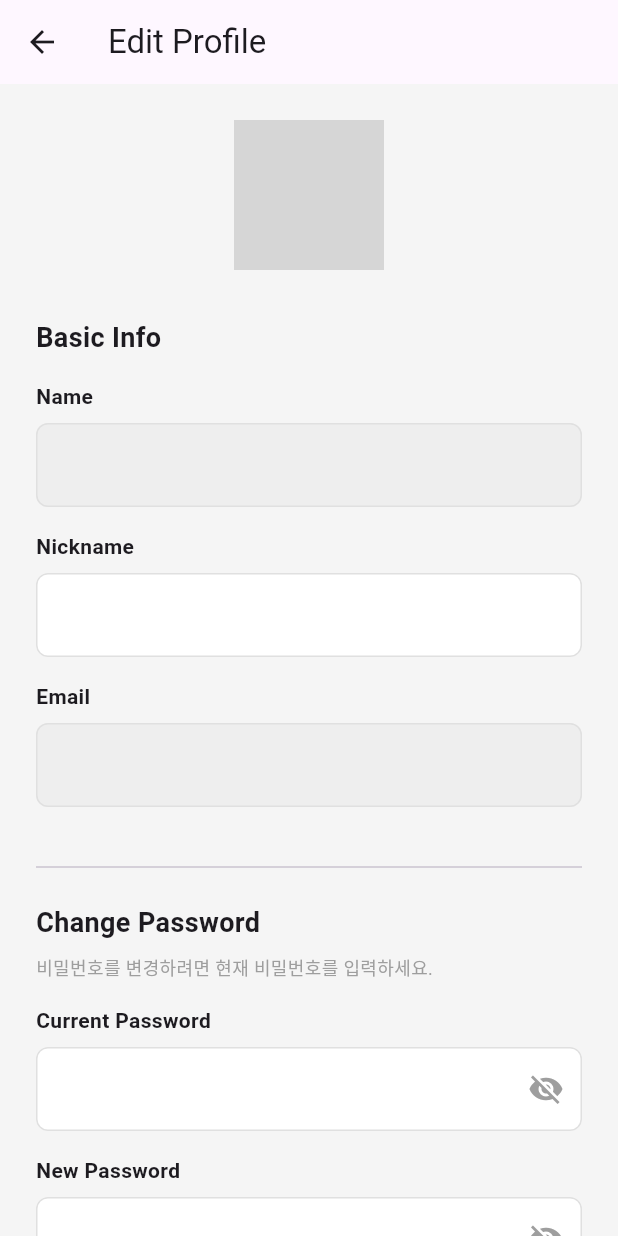
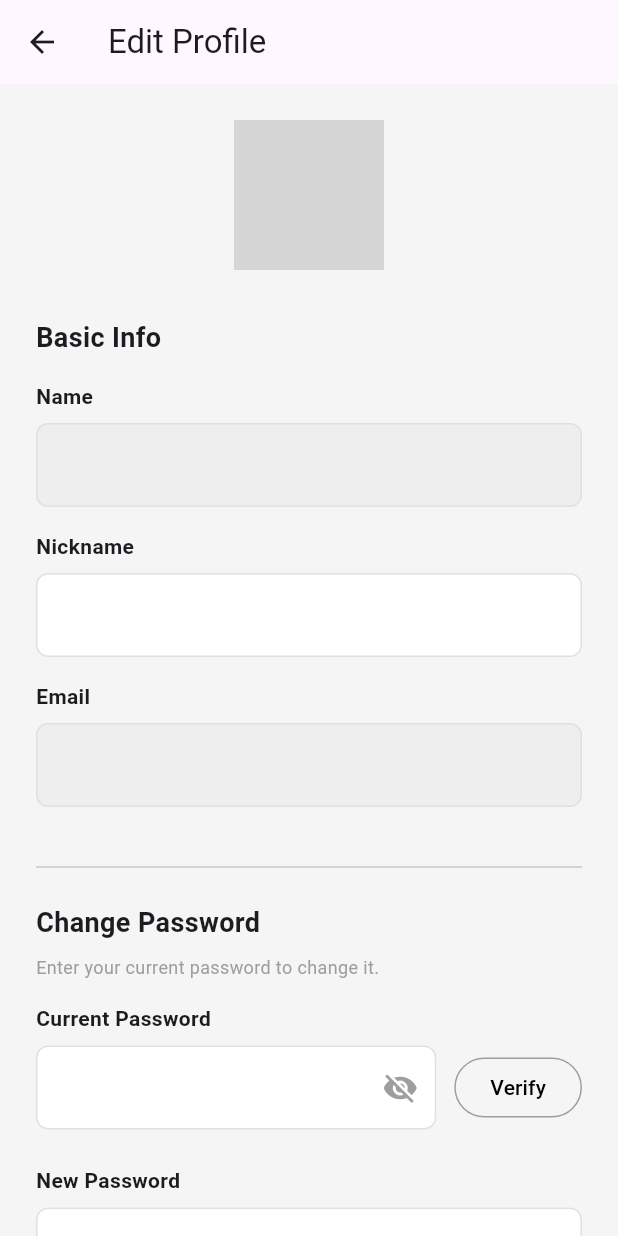
Before and after one commit to evaseo0078/ggumdream, a Flutter app: the AccountScreen screen opened directly, after a tap on "Edit profile", on a phone screen of 412 x 824 dp. Run offline on Flutter 3.47's test engine with Material 3 defaults, Android fonts, the phone set to English and light mode, and no system bars; our stand-ins replace cloud_firestore, cloud_functions, firebase_auth, firebase_core, fl_chart, flutter_dotenv and 7 more; accounts and stored records are empty; Roboto replaces fonts that are missing (GgumFont); grey boxes are pictures that could not be loaded.

Commit message:
password verify

```diff
--- a/lib/features/login/account_screen.dart
+++ b/lib/features/login/account_screen.dart
@@ -145,15 +145,18 @@ class AccountScreen extends ConsumerWidget {
                               profileIndex = data?['profileImageIndex'] ?? 1;
                             }
 
+                            debugPrint(
+                                'Loaded profileImageIndex: $profileIndex');
                             return CircleAvatar(
                               radius: 50,
                               backgroundColor: const Color(0xFFAABCC5),
-                              // 이미지가 있으면 이미지 표시, 없으면 아이콘
-                              backgroundImage: AssetImage(
-                                  'assets/images/profile$profileIndex.png'),
-                              onBackgroundImageError: (_, __) {
-                                // 이미지 로드 실패 시 처리 (옵션)
-                              },
+                              child: ClipOval(
+                                child: Image.asset(
+                                  'assets/images/profile$profileIndex.png',
+                                  key: ValueKey('profile_$profileIndex'),
+                                  fit: BoxFit.cover,
+                                ),
+                              ),
                             );
                           },
                         ),
@@ -407,7 +410,8 @@ class AccountScreen extends ConsumerWidget {
         Navigator.push(
           context,
           MaterialPageRoute(
-            builder: (context) => ShopDetailScreen(item: item, isPurchased: true),
+            builder: (context) =>
+                ShopDetailScreen(item: item, isPurchased: true),
           ),
         );
       },
@@ -429,7 +433,8 @@ class AccountScreen extends ConsumerWidget {
                 children: [
                   Text(
                     item.summary ?? item.content,
-                    style: const TextStyle(fontSize: 12, fontWeight: FontWeight.w500),
+                    style: const TextStyle(
+                        fontSize: 12, fontWeight: FontWeight.w500),
                     maxLines: 1,
                     overflow: TextOverflow.ellipsis,
                   ),
@@ -442,7 +447,10 @@ class AccountScreen extends ConsumerWidget {
             ),
             Text(
               "${item.price}c",
-              style: const TextStyle(fontSize: 12, fontWeight: FontWeight.bold, color: Colors.green),
+              style: const TextStyle(
+                  fontSize: 12,
+                  fontWeight: FontWeight.bold,
+                  color: Colors.green),
             ),
           ],
         ),
@@ -456,7 +464,8 @@ class AccountScreen extends ConsumerWidget {
         Navigator.push(
           context,
           MaterialPageRoute(
-            builder: (context) => ShopDetailScreen(item: item, isPurchased: false),
+            builder: (context) =>
+                ShopDetailScreen(item: item, isPurchased: false),
           ),
         );
       },
@@ -478,7 +487,8 @@ class AccountScreen extends ConsumerWidget {
                 children: [
                   Text(
                     item.summary ?? item.content,
-                    style: const TextStyle(fontSize: 12, fontWeight: FontWeight.w500),
+                    style: const TextStyle(
+                        fontSize: 12, fontWeight: FontWeight.w500),
                     maxLines: 1,
                     overflow: TextOverflow.ellipsis,
                   ),
@@ -495,7 +505,10 @@ class AccountScreen extends ConsumerWidget {
             ),
             Text(
               "${item.price}c",
-              style: const TextStyle(fontSize: 12, fontWeight: FontWeight.bold, color: Colors.orange),
+              style: const TextStyle(
+                  fontSize: 12,
+                  fontWeight: FontWeight.bold,
+                  color: Colors.orange),
             ),
           ],
         ),
--- a/lib/features/login/edit_profile_screen.dart
+++ b/lib/features/login/edit_profile_screen.dart
@@ -30,6 +30,9 @@ class _EditProfileScreenState extends ConsumerState<EditProfileScreen> {
 
   bool _isLoading = false;
   int _currentImageIndex = 1; // 현재 프로필 이미지 인덱스
+  bool _isCurrentVerified = false; // current password verified state
+  String? _currentPasswordError; // error under Current Password
+  String? _newPasswordError; // error under New/Confirm when blocked
 
   @override
   void initState() {
@@ -143,20 +146,20 @@ class _EditProfileScreenState extends ConsumerState<EditProfileScreen> {
     showDialog(
       context: context,
       builder: (context) => AlertDialog(
-        title: const Text("변경 사항 저장"),
-        content: const Text("프로필 정보를 정말로 수정하시겠습니까?"),
+        title: const Text("Save Changes"),
+        content: const Text("Do you want to update your profile?"),
         actions: [
           TextButton(
             onPressed: () => Navigator.pop(context), // 취소
-            child: const Text("취소", style: TextStyle(color: Colors.grey)),
+            child: const Text("Cancel", style: TextStyle(color: Colors.grey)),
           ),
           TextButton(
             onPressed: () {
               Navigator.pop(context); // 팝업 닫고
               _saveProfile(); // 실제 저장 로직 실행
             },
-            child:
-                const Text("확인", style: TextStyle(fontWeight: FontWeight.bold)),
+            child: const Text("Confirm",
+                style: TextStyle(fontWeight: FontWeight.bold)),
           ),
         ],
       ),
@@ -208,14 +211,14 @@ class _EditProfileScreenState extends ConsumerState<EditProfileScreen> {
 
       if (mounted) {
         ScaffoldMessenger.of(context).showSnackBar(
-          const SnackBar(content: Text("프로필이 성공적으로 업데이트되었습니다.")),
+          const SnackBar(content: Text("Profile updated successfully.")),
         );
         Navigator.pop(context); // 화면 닫기
       }
     } catch (e) {
       if (mounted) {
         ScaffoldMessenger.of(context).showSnackBar(
-          SnackBar(content: Text("오류 발생: $e")),
+          SnackBar(content: Text("Error: $e")),
         );
       }
     } finally {
@@ -295,19 +298,107 @@ class _EditProfileScreenState extends ConsumerState<EditProfileScreen> {
             const SizedBox(height: 8),
             Align(
               alignment: Alignment.centerLeft,
-              child: const Text("비밀번호를 변경하려면 현재 비밀번호를 입력하세요.",
-                  style: TextStyle(color: Colors.grey, fontSize: 12)),
+              child: const Text(
+                "Enter your current password to change it.",
+                style: TextStyle(color: Colors.grey, fontSize: 12),
+              ),
             ),
             const SizedBox(height: 16),
 
-            _buildPasswordField(
-              label: "Current Password",
-              controller: _currentPasswordController,
-              isVisible: _isCurrentPasswordVisible,
-              onToggleVisibility: () {
-                setState(() =>
-                    _isCurrentPasswordVisible = !_isCurrentPasswordVisible);
-              },
+            // Current Password with Verify button and error text
+            Column(
+              crossAxisAlignment: CrossAxisAlignment.start,
+              children: [
+                const Text("Current Password",
+                    style: TextStyle(fontWeight: FontWeight.w600)),
+                const SizedBox(height: 8),
+                Row(
+                  children: [
+                    Expanded(
+                      child: TextField(
+                        controller: _currentPasswordController,
+                        obscureText: !_isCurrentPasswordVisible,
+                        decoration: InputDecoration(
+                          filled: true,
+                          fillColor: Colors.white,
+                          border: OutlineInputBorder(
+                            borderRadius: BorderRadius.circular(8),
+                            borderSide: BorderSide(color: Colors.grey[300]!),
+                          ),
+                          enabledBorder: OutlineInputBorder(
+                            borderRadius: BorderRadius.circular(8),
+                            borderSide: BorderSide(color: Colors.grey[300]!),
+                          ),
+                          suffixIcon: IconButton(
+                            icon: Icon(
+                              _isCurrentPasswordVisible
+                                  ? Icons.visibility
+                                  : Icons.visibility_off,
+                              color: Colors.grey,
+                            ),
+                            onPressed: () {
+                              setState(() {
+                                _isCurrentPasswordVisible =
+                                    !_isCurrentPasswordVisible;
+                              });
+                            },
+                          ),
+                        ),
+                      ),
+                    ),
+                    const SizedBox(width: 12),
+                    OutlinedButton(
+                      onPressed: () async {
+                        setState(() {
+                          _currentPasswordError = null;
+                          _newPasswordError = null;
+                        });
+                        try {
+                          final authRepo = ref.read(authRepositoryProvider);
+                          final email = _emailController.text.trim();
+                          final password =
+                              _currentPasswordController.text.trim();
+                          await authRepo.reauthenticate(
+                              email: email, password: password);
+                          if (mounted) {
+                            setState(() {
+                              _isCurrentVerified = true;
+                            });
+                            ScaffoldMessenger.of(context).showSnackBar(
+                              const SnackBar(
+                                  content: Text('Current password verified.')),
+                            );
+                          }
+                        } catch (_) {
+                          if (mounted) {
+                            setState(() {
+                              _isCurrentVerified = false;
+                              _currentPasswordError =
+                                  'Incorrect password. Please try again.';
+                            });
+                          }
+                        }
+                      },
+                      style: OutlinedButton.styleFrom(
+                        foregroundColor: Colors.black,
+                        side: const BorderSide(color: Colors.grey),
+                      ),
+                      child: const Text('Verify'),
+                    ),
+                  ],
+                ),
+                const SizedBox(height: 8),
+                if (_currentPasswordError != null)
+                  Text(
+                    _currentPasswordError!,
+                    style: const TextStyle(color: Colors.red, fontSize: 12),
+                  )
+                else if (_isCurrentVerified)
+                  const Text(
+                    'Verified',
+                    style: TextStyle(color: Colors.green, fontSize: 12),
+                  ),
+              ],
             ),
             const SizedBox(height: 16),
 
@@ -315,6 +406,16 @@ class _EditProfileScreenState extends ConsumerState<EditProfileScreen> {
               label: "New Password",
               controller: _newPasswordController,
               isVisible: _isNewPasswordVisible,
+              readOnly: !_isCurrentVerified,
+              onTap: () {
+                if (!_isCurrentVerified) {
+                  setState(() {
+                    _newPasswordError =
+                        'Please verify your current password first.';
+                  });
+                }
+              },
+              errorText: _newPasswordError,
               onToggleVisibility: () {
                 setState(() => _isNewPasswordVisible = !_isNewPasswordVisible);
               },
@@ -325,6 +426,15 @@ class _EditProfileScreenState extends ConsumerState<EditProfileScreen> {
               label: "Confirm New Password",
               controller: _confirmPasswordController,
               isVisible: _isConfirmPasswordVisible,
+              readOnly: !_isCurrentVerified,
+              onTap: () {
+                if (!_isCurrentVerified) {
+                  setState(() {
+                    _newPasswordError =
+                        'Please verify your current password first.';
+                  });
+                }
+              },
               onToggleVisibility: () {
                 setState(() =>
                     _isConfirmPasswordVisible = !_isConfirmPasswordVisible);
@@ -395,6 +505,9 @@ class _EditProfileScreenState extends ConsumerState<EditProfileScreen> {
     required TextEditingController controller,
     required bool isVisible,
     required VoidCallback onToggleVisibility,
+    bool readOnly = false,
+    VoidCallback? onTap,
+    String? errorText,
   }) {
     return Column(
       crossAxisAlignment: CrossAxisAlignment.start,
@@ -404,6 +517,8 @@ class _EditProfileScreenState extends ConsumerState<EditProfileScreen> {
         TextField(
           controller: controller,
           obscureText: !isVisible,
+          readOnly: readOnly,
+          onTap: onTap,
           decoration: InputDecoration(
             filled: true,
             fillColor: Colors.white,
@@ -424,6 +539,13 @@ class _EditProfileScreenState extends ConsumerState<EditProfileScreen> {
             ),
           ),
         ),
+        if (errorText != null) ...[
+          const SizedBox(height: 8),
+          Text(
+            errorText,
+            style: const TextStyle(color: Colors.red, fontSize: 12),
+          ),
+        ],
       ],
     );
   }
```
